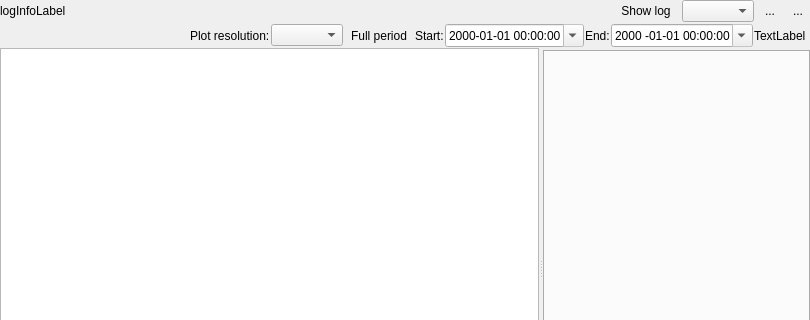
The window that Viewer/ecflowUI/src/LogLoadWidget.ui (ecmwf/ecflow) describes before a commit, drawn with Qt 5; both pictures show x 0 to 810 and y 0 to 320 of the 810 by 488 pixel window.
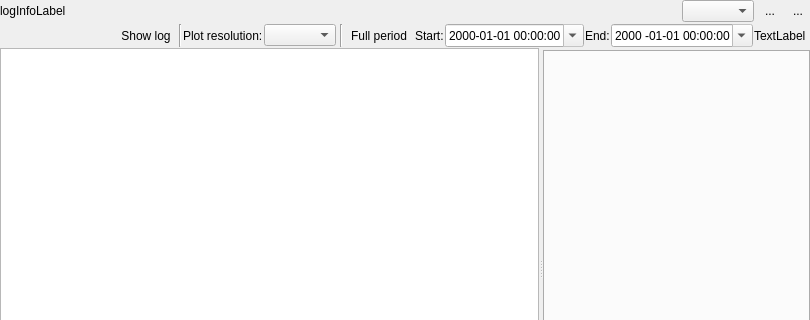
The same window after the commit. Icons and pictures are not drawn. Custom widgets are drawn as their Qt base class.

Commit message: ecflowUI: improve log file loading mechanism in server load tab ECFLOW-1681

What changed in the file:
```diff
--- a/Viewer/ecflowUI/src/LogLoadWidget.ui
+++ b/Viewer/ecflowUI/src/LogLoadWidget.ui
@@ -39,7 +39,7 @@
     <number>0</number>
    </property>
    <item>
-    <layout class="QHBoxLayout" name="horizontalLayout_3" stretch="1,0,0,0,0">
+    <layout class="QHBoxLayout" name="horizontalLayout_3" stretch="1,0,0,0">
      <property name="spacing">
       <number>4</number>
      </property>
@@ -50,26 +50,6 @@
        </property>
       </widget>
      </item>
-     <item>
-      <widget class="QToolButton" name="showLogTb">
-       <property name="toolTip">
-        <string>Show log</string>
-       </property>
-       <property name="text">
-        <string>Show log</string>
-       </property>
-       <property name="icon">
-        <iconset resource="viewer.qrc">
-         <normaloff>:/viewer/show_log.svg</normaloff>:/viewer/show_log.svg</iconset>
-       </property>
-       <property name="checkable">
-        <bool>true</bool>
-       </property>
-       <property name="autoRaise">
-        <bool>true</bool>
-       </property>
-      </widget>
-     </item>
      <item>
       <widget class="QComboBox" name="logModeCombo"/>
      </item>
@@ -161,6 +141,33 @@
          <property name="bottomMargin">
           <number>0</number>
          </property>
+         <item>
+          <widget class="QToolButton" name="showLogTb">
+           <property name="toolTip">
+            <string>Show log</string>
+           </property>
+           <property name="text">
+            <string>Show log</string>
+           </property>
+           <property name="icon">
+            <iconset resource="viewer.qrc">
+             <normaloff>:/viewer/show_log.svg</normaloff>:/viewer/show_log.svg</iconset>
+           </property>
+           <property name="checkable">
+            <bool>true</bool>
+           </property>
+           <property name="autoRaise">
+            <bool>true</bool>
+           </property>
+          </widget>
+         </item>
+         <item>
+          <widget class="Line" name="line_2">
+           <property name="orientation">
+            <enum>Qt::Vertical</enum>
+           </property>
+          </widget>
+         </item>
          <item>
           <widget class="QLabel" name="resComboLabel">
            <property name="text">
@@ -171,6 +178,29 @@
          <item>
           <widget class="QComboBox" name="resCombo"/>
          </item>
+         <item>
+          <spacer name="horizontalSpacer_3">
+           <property name="orientation">
+            <enum>Qt::Horizontal</enum>
+           </property>
+           <property name="sizeType">
+            <enum>QSizePolicy::Fixed</enum>
+           </property>
+           <property name="sizeHint" stdset="0">
+            <size>
+             <width>3</width>
+             <height>20</height>
+            </size>
+           </property>
+          </spacer>
+         </item>
+         <item>
+          <widget class="Line" name="line">
+           <property name="orientation">
+            <enum>Qt::Vertical</enum>
+           </property>
+          </widget>
+         </item>
          <item>
           <widget class="QToolButton" name="showFullTb">
            <property name="text">
```
Left out of the diff: 3 changed lines with no effect on the pictures. The commit also changes 1 other file.
